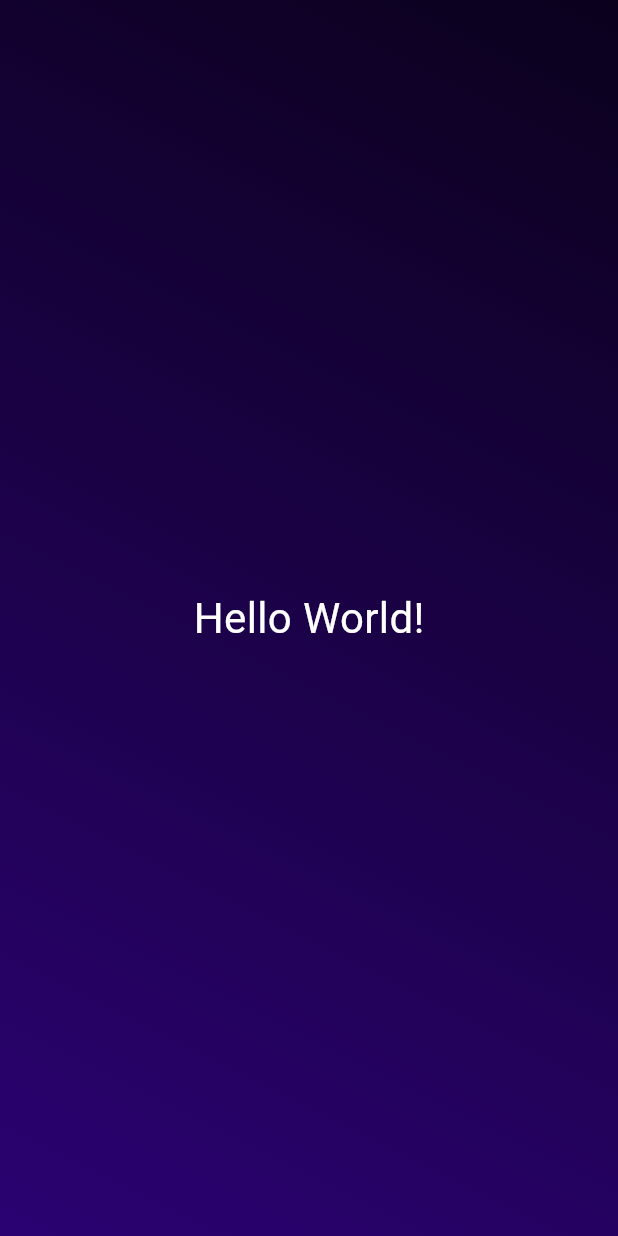
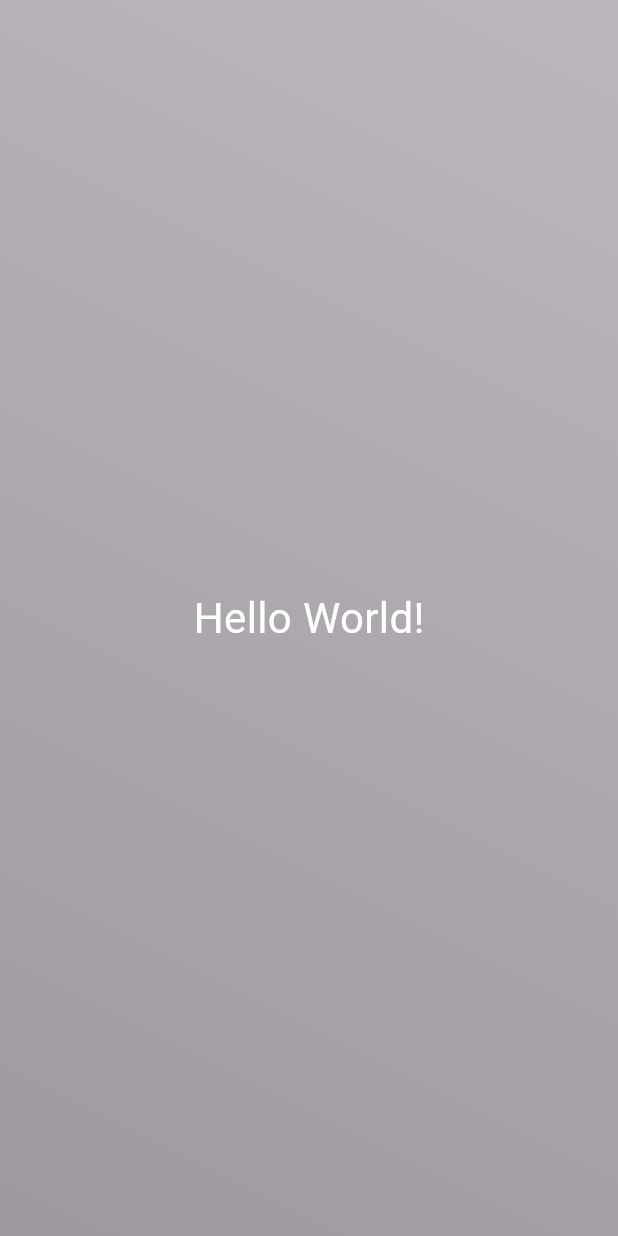
Before and after one commit to VijaySingh8650/flutter-learning, a Flutter app: the screen it shows after launch, on a phone screen of 412 x 824 dp. Run offline on Flutter 3.47's test engine with Material 3 defaults, Android fonts, the phone set to English and light mode, and no system bars.

```diff
--- a/first_app/lib/custom-widgets/gradient_container.dart
+++ b/first_app/lib/custom-widgets/gradient_container.dart
@@ -3,11 +3,14 @@ import 'package:flutter/material.dart'; //runApp function comes from here
 
 
 Alignment? startAlignment; //it can be of type Alignment or null
-var endAlignment = Alignment.bottomLeft;
+const endAlignment = Alignment.bottomLeft;
 
 //custom widgets
 class GradientContainer extends StatelessWidget {
-  const GradientContainer({super.key}); //for public constructor, key is needed
+  const GradientContainer(this.color1, this.color2, {super.key});
+
+  final Color color1;
+  final Color color2;
 
   @override //annotation
   Widget build(context){
@@ -16,16 +19,13 @@ class GradientContainer extends StatelessWidget {
     return Container(
       decoration:  BoxDecoration(
         gradient: LinearGradient(
-          colors: const [
-            Color.fromARGB(255, 11, 1, 29),
-            Color.fromARGB(255, 43, 2, 114)
-          ],
+          colors:  [color1, color2],
           begin: startAlignment ?? Alignment.topRight,
           end: endAlignment,
         ),
       ),
-      child: const Center(
-        child: TextContainer(),
+      child:  const Center(
+        child: TextContainer("Hello World!"),
       ),
     );
   }
--- a/first_app/lib/custom-widgets/text_container.dart
+++ b/first_app/lib/custom-widgets/text_container.dart
@@ -1,19 +1,17 @@
-
 import 'package:flutter/material.dart';
 
 class TextContainer extends StatelessWidget {
-  const TextContainer({super.key});
+  const TextContainer(this.text, {super.key});
+
+  final String text;
 
   @override
-
   Widget build(context) {
-
-    return const Text("Hello World!",
-      style: TextStyle(
-        color: Colors.white,
-        fontSize: 28,
-      )
-    );
-
+    return  Text(
+        text,
+        style: const TextStyle(
+          color: Colors.white,
+          fontSize: 28,
+        ));
   }
 }
--- a/first_app/lib/main.dart
+++ b/first_app/lib/main.dart
@@ -7,7 +7,7 @@ void main() {
   runApp(
     const MaterialApp(
       home: Scaffold(
-        body: GradientContainer()
+        body: GradientContainer(Colors.black26, Colors.black38)
       ),
     ),
   ); //calling a function - It needs a widget(building blocks like button, text and many more)
```
Also changed, not shown: first_app/classes-with-getters-setters.dart (added, +66 -0 lines), first_app/classes.dart (added, +39 -0 lines), 1 other file.
